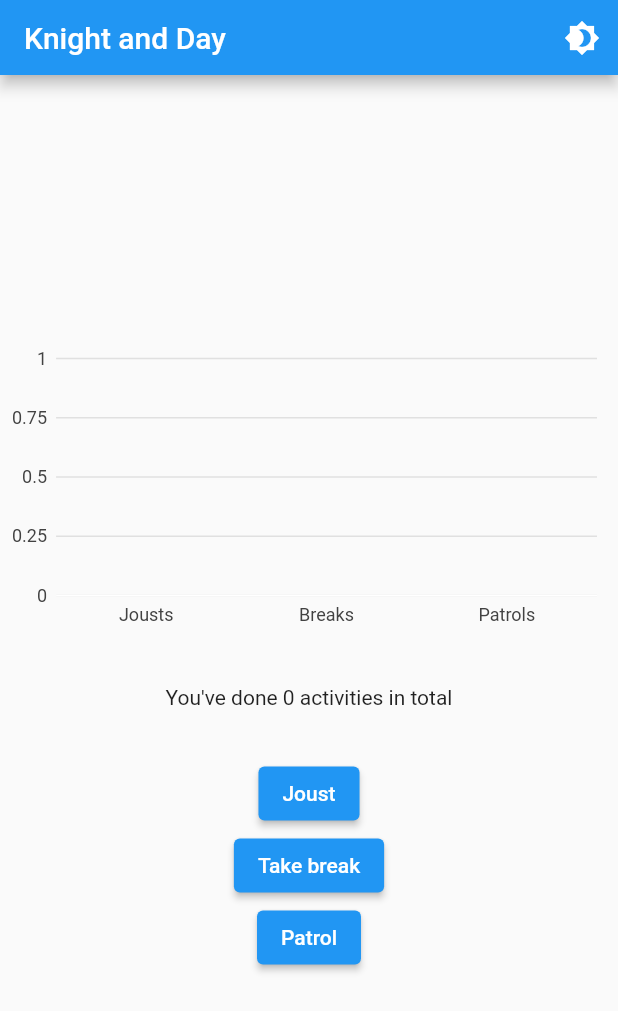
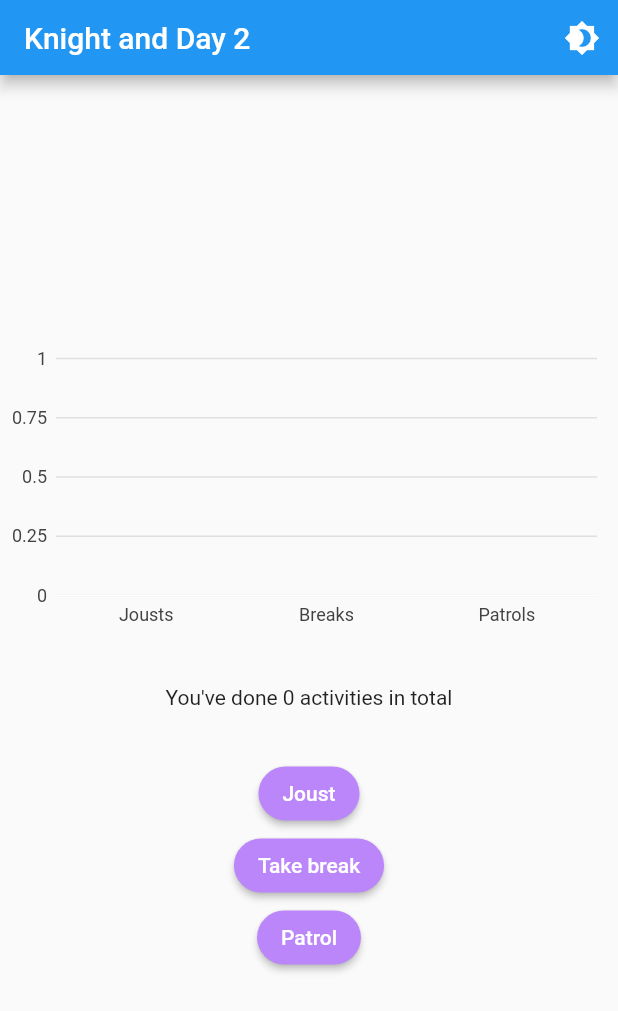
Before and after one commit to pertusatti22/knight_and_day_2, a Flutter app: the screen it shows after launch, on a phone screen of 412 x 824 dp. Shown: the top 1011 px of the screen. Run offline on Flutter 3.47's test engine with Material 2 defaults, Android fonts, the phone set to English and light mode, and no system bars; our stand-ins replace charts_flutter.

Commit message:
Style home_page.dart ElevatedButtons

```diff
--- a/lib/home/home_page.dart
+++ b/lib/home/home_page.dart
@@ -1,5 +1,6 @@
 import 'package:flutter/material.dart';
 import 'package:knight_and_day_2/home/bar_chart.dart';
+import 'package:knight_and_day_2/theme/colors.dart';
 
 import '../custom_app_bar.dart';
 
@@ -20,7 +21,7 @@ class _HomePageState extends State<HomePage> {
     final totalActivities = _joustCounter + _breakCounter + _patrolCounter;
     return Scaffold(
       appBar: CustomAppBar(
-        title: 'Knight and Day',
+        title: 'Knight and Day 2',
       ),
       body: Column(
         mainAxisAlignment: MainAxisAlignment.center,
@@ -38,22 +39,37 @@ class _HomePageState extends State<HomePage> {
             height: 32.0,
           ),
           ElevatedButton(
-            child: const Text("Joust"),
             onPressed: () => setState(() {
               _joustCounter++;
             }),
+            style: ElevatedButton.styleFrom(
+              backgroundColor: CustomColors.lightPurple,
+              shape: RoundedRectangleBorder(
+                  borderRadius: BorderRadius.circular(18.0)),
+            ),
+            child: const Text("Joust"),
           ),
           ElevatedButton(
-            child: const Text("Take break"),
             onPressed: () => setState(() {
               _breakCounter++;
             }),
+            style: ElevatedButton.styleFrom(
+              backgroundColor: CustomColors.lightPurple,
+              shape: RoundedRectangleBorder(
+                  borderRadius: BorderRadius.circular(18.0)),
+            ),
+            child: const Text("Take break"),
           ),
           ElevatedButton(
-            child: const Text("Patrol"),
             onPressed: () => setState(() {
               _patrolCounter++;
             }),
+            style: ElevatedButton.styleFrom(
+              backgroundColor: CustomColors.lightPurple,
+              shape: RoundedRectangleBorder(
+                  borderRadius: BorderRadius.circular(18.0)),
+            ),
+            child: const Text("Patrol"),
           ),
         ],
       ),
```
Also changed, not shown: 1 other file.
